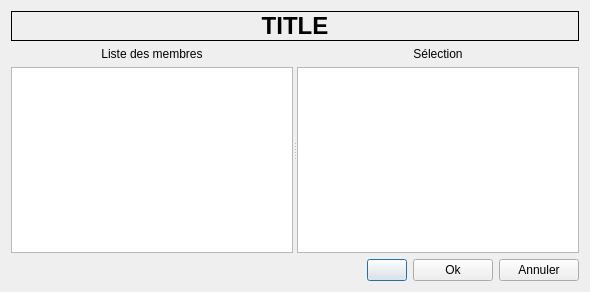
Before: the Qt Designer form src/SelectionWindow.ui in arabine/tanca, drawn with Qt 5.
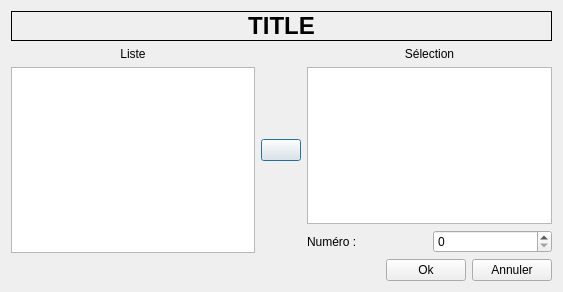
After: the same form once the commit is applied. Icons and pictures are not drawn.

Commit message: New team name creation

```diff
--- a/src/SelectionWindow.ui
+++ b/src/SelectionWindow.ui
@@ -6,76 +6,15 @@
    <rect>
     <x>0</x>
     <y>0</y>
-    <width>590</width>
+    <width>563</width>
     <height>292</height>
    </rect>
   </property>
   <property name="windowTitle">
    <string>Gestion d'équipe</string>
   </property>
-  <layout class="QGridLayout" name="gridLayout">
-   <item row="1" column="0">
-    <widget class="QSplitter" name="splitter">
-     <property name="orientation">
-      <enum>Qt::Horizontal</enum>
-     </property>
-     <widget class="QWidget" name="layoutWidget">
-      <layout class="QVBoxLayout" name="verticalLayout">
-       <item>
-        <widget class="QLabel" name="label_2">
-         <property name="text">
-          <string>Liste des membres</string>
-         </property>
-         <property name="alignment">
-          <set>Qt::AlignCenter</set>
-         </property>
-        </widget>
-       </item>
-       <item>
-        <widget class="QTableWidget" name="playersTable">
-         <property name="editTriggers">
-          <set>QAbstractItemView::NoEditTriggers</set>
-         </property>
-         <property name="selectionMode">
-          <enum>QAbstractItemView::SingleSelection</enum>
-         </property>
-         <property name="selectionBehavior">
-          <enum>QAbstractItemView::SelectRows</enum>
-         </property>
-         <attribute name="horizontalHeaderStretchLastSection">
-          <bool>true</bool>
-         </attribute>
-         <attribute name="verticalHeaderVisible">
-          <bool>false</bool>
-         </attribute>
-        </widget>
-       </item>
-      </layout>
-     </widget>
-     <widget class="QWidget" name="layoutWidget1">
-      <layout class="QVBoxLayout" name="verticalLayout_2">
-       <item>
-        <widget class="QLabel" name="label_3">
-         <property name="text">
-          <string>Sélection</string>
-         </property>
-         <property name="alignment">
-          <set>Qt::AlignCenter</set>
-         </property>
-        </widget>
-       </item>
-       <item>
-        <widget class="QListWidget" name="selectionList">
-         <property name="selectionBehavior">
-          <enum>QAbstractItemView::SelectRows</enum>
-         </property>
-        </widget>
-       </item>
-      </layout>
-     </widget>
-    </widget>
-   </item>
-   <item row="0" column="0">
+  <layout class="QVBoxLayout" name="verticalLayout_3">
+   <item>
     <widget class="QLabel" name="labelTitle">
      <property name="sizePolicy">
       <sizepolicy hsizetype="Preferred" vsizetype="Fixed">
@@ -104,7 +43,97 @@
      </property>
     </widget>
    </item>
-   <item row="2" column="0">
+   <item>
+    <layout class="QHBoxLayout" name="horizontalLayout_3">
+     <item>
+      <layout class="QVBoxLayout" name="verticalLayout_2">
+       <item>
+        <widget class="QLabel" name="label_2">
+         <property name="text">
+          <string>Liste</string>
+         </property>
+         <property name="alignment">
+          <set>Qt::AlignCenter</set>
+         </property>
+        </widget>
+       </item>
+       <item>
+        <widget class="QTableWidget" name="playersTable">
+         <property name="editTriggers">
+          <set>QAbstractItemView::NoEditTriggers</set>
+         </property>
+         <property name="selectionMode">
+          <enum>QAbstractItemView::SingleSelection</enum>
+         </property>
+         <property name="selectionBehavior">
+          <enum>QAbstractItemView::SelectRows</enum>
+         </property>
+         <attribute name="horizontalHeaderStretchLastSection">
+          <bool>true</bool>
+         </attribute>
+         <attribute name="verticalHeaderVisible">
+          <bool>false</bool>
+         </attribute>
+        </widget>
+       </item>
+      </layout>
+     </item>
+     <item>
+      <widget class="QPushButton" name="buttonSwap">
+       <property name="text">
+        <string/>
+       </property>
+       <property name="icon">
+        <iconset resource="../assets/tanca.qrc">
+         <normaloff>:/icons/arrow.png</normaloff>:/icons/arrow.png</iconset>
+       </property>
+      </widget>
+     </item>
+     <item>
+      <layout class="QVBoxLayout" name="verticalLayout">
+       <item>
+        <widget class="QLabel" name="label_3">
+         <property name="text">
+          <string>Sélection</string>
+         </property>
+         <property name="alignment">
+          <set>Qt::AlignCenter</set>
+         </property>
+        </widget>
+       </item>
+       <item>
+        <widget class="QListWidget" name="selectionList">
+         <property name="selectionBehavior">
+          <enum>QAbstractItemView::SelectRows</enum>
+         </property>
+        </widget>
+       </item>
+       <item>
+        <layout class="QHBoxLayout" name="horizontalLayout_2">
+         <item>
+          <widget class="QLabel" name="label">
+           <property name="text">
+            <string>Numéro :</string>
+           </property>
+          </widget>
+         </item>
+         <item>
+          <widget class="QSpinBox" name="spinSelectionNumber">
+           <property name="minimum">
+            <number>0</number>
+           </property>
+           <property name="maximum">
+            <number>2000000</number>
+           </property>
+          </widget>
+         </item>
+        </layout>
+       </item>
+      </layout>
+     </item>
+    </layout>
+   </item>
+   <item>
     <layout class="QHBoxLayout" name="horizontalLayout">
      <item>
       <spacer name="horizontalSpacer">
@@ -119,17 +148,6 @@
        </property>
       </spacer>
      </item>
-     <item>
-      <widget class="QPushButton" name="buttonSwap">
-       <property name="text">
-        <string/>
-       </property>
-       <property name="icon">
-        <iconset resource="../assets/tanca.qrc">
-         <normaloff>:/icons/arrow.png</normaloff>:/icons/arrow.png</iconset>
-       </property>
-      </widget>
-     </item>
      <item>
       <widget class="QPushButton" name="buttonOk">
        <property name="text">
```
The commit also changes 2 other files.
